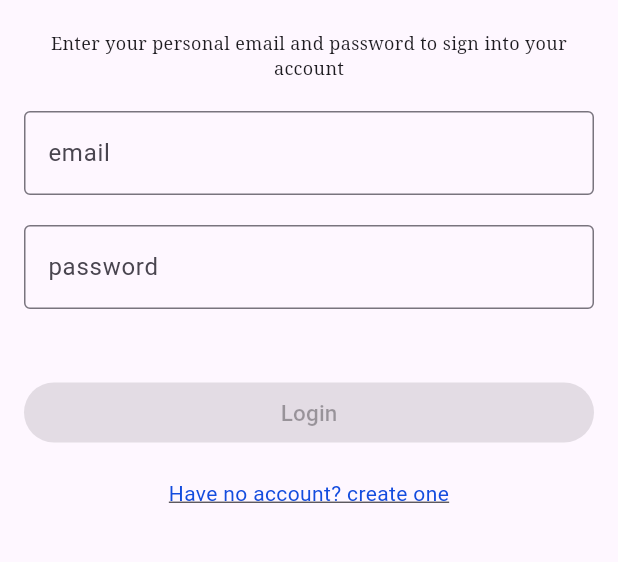
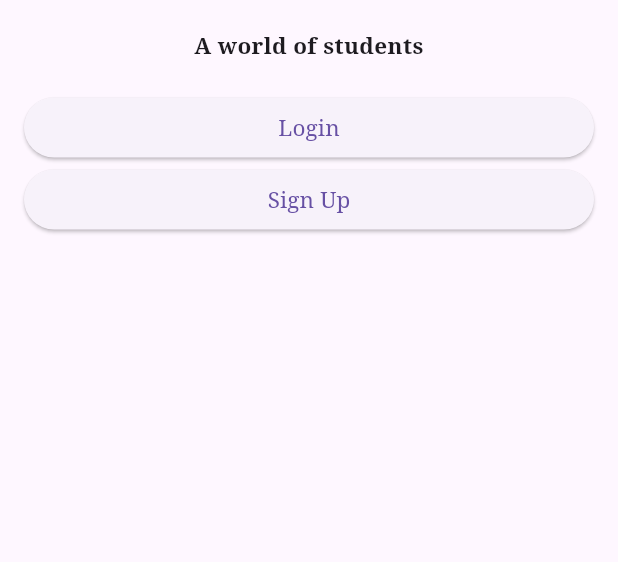
Before and after one commit to Safo-Samson/UniConnect, a Flutter app: the screen it shows after launch, on a phone screen of 412 x 824 dp, the part 258-820 px from its top. Run offline on Flutter 3.47's test engine with Material 3 defaults, Android fonts, the light colour scheme and no system bars; our stand-ins replace firebase_core; accounts and stored records are empty.

Commit message:
created the sign in or login view

```diff
--- a/lib/constants/routes.dart
+++ b/lib/constants/routes.dart
@@ -9,3 +9,5 @@ const globalConnectRoute = '/global-connect';
 const finishCarouselRoute = '/finish-carousel';
 const getStartedRoute = '/get-started';
 const locationInfoRoute = '/location-info';
+const loginOrSignUpRoute = '/login-or-sign-up';
+const loginRoute = '/login';
--- a/lib/main.dart
+++ b/lib/main.dart
@@ -10,6 +10,7 @@ import 'package:uniconnect/views/info_views/carousel_info/location_info.dart';
 import 'package:uniconnect/views/info_views/nationality_info.dart';
 import 'package:uniconnect/views/login_view.dart';
 import 'package:uniconnect/views/more-sign-up-info.dart';
+import 'package:uniconnect/views/sign_or_login_view.dart';
 import 'package:uniconnect/views/sign_up.dart';
 import 'package:uniconnect/views/info_views/status_verified.dart';
 import 'package:uniconnect/views/student_verify.dart';
@@ -31,10 +32,12 @@ class HomePage extends StatelessWidget {
         primarySwatch: BrandColor.primary as MaterialColor,
       ),
       // home: const GetStarted(),
-      home: const LoginView(),
+      home: const LoginOrSignUpView(),
 
       routes: {
         signupRoute: (context) => const SignUp(),
+        loginRoute: (context) => const LoginView(),
+        loginOrSignUpRoute: (context) => const LoginOrSignUpView(),
         studentVerifyRoute: (context) => const StudentVerify(),
         why2EmailsRoute: (context) => const WhyTwoEmails(),
         statusVerifiedRoute: (context) => const StudentVerified(),
--- a/lib/views/login_view.dart
+++ b/lib/views/login_view.dart
@@ -1,6 +1,5 @@
-import 'package:flutter/foundation.dart';
+
 import 'package:flutter/material.dart';
-import 'package:flutter/widgets.dart';
 import 'package:uniconnect/constants/routes.dart';
 import 'package:uniconnect/utils/brand_colours.dart';
 import 'package:uniconnect/utils/brand_fonts.dart';
--- a/lib/views/sign_or_login_view.dart
+++ b/lib/views/sign_or_login_view.dart
@@ -0,0 +1,73 @@
+import 'package:flutter/material.dart';
+import 'package:uniconnect/constants/routes.dart';
+import 'package:uniconnect/utils/brand_fonts.dart';
+import 'package:uniconnect/utils/spaces.dart';
+
+class LoginOrSignUpView extends StatefulWidget {
+  const LoginOrSignUpView({super.key});
+
+  @override
+  State<LoginOrSignUpView> createState() => _LoginOrSignUpViewState();
+}
+
+class _LoginOrSignUpViewState extends State<LoginOrSignUpView> {
+  @override
+  Widget build(BuildContext context) {
+    return Scaffold(
+      appBar: AppBar(
+        backgroundColor: Colors.transparent,
+        elevation: 0, // No shadow
+      ),
+      body: Center(
+        child: Padding(
+          padding: const EdgeInsets.all(16.0),
+          child: ListView(
+            // mainAxisAlignment: MainAxisAlignment.center,
+            children: [
+              AnimatedOpacity(
+                duration: const Duration(seconds: 1),
+                opacity: 1,
+                child: Image.asset('assets/img/logo ss.png',
+                    height: 100, width: 250),
+              ),
+              verticalSpace(20),
+              const Text(
+                'A world of students',
+                textAlign: TextAlign.center,
+                style: TextStyle(
+                  fontWeight: FontWeight.bold,
+                  fontSize: BrandFonts.h1,
+                  fontFamily: BrandFonts.fontFamily,
+                ),
+              ),
+              verticalSpace(20),
+              ElevatedButton(
+                onPressed: () {
+                  // Handle button press
+                  Navigator.pushNamed(context, loginRoute);
+                },
+                child: const Text('Login',
+                    style: TextStyle(
+                      fontFamily: BrandFonts.fontFamily,
+                      fontSize: BrandFonts.textButtonSize,
+                    )),
+              ),
+              ElevatedButton(
+                onPressed: () {
+                  // Handle button press
+                  Navigator.pushNamed(context, studentVerifyRoute);
+                },
+                child: const Text('Sign Up',
+                    style: TextStyle(
+                      fontFamily: BrandFonts.fontFamily,
+                      fontSize: BrandFonts.textButtonSize,
+                    )),
+              ),
+              verticalSpace(20),
+            ],
+          ),
+        ),
+      ),
+    );
+  }
+}
```
